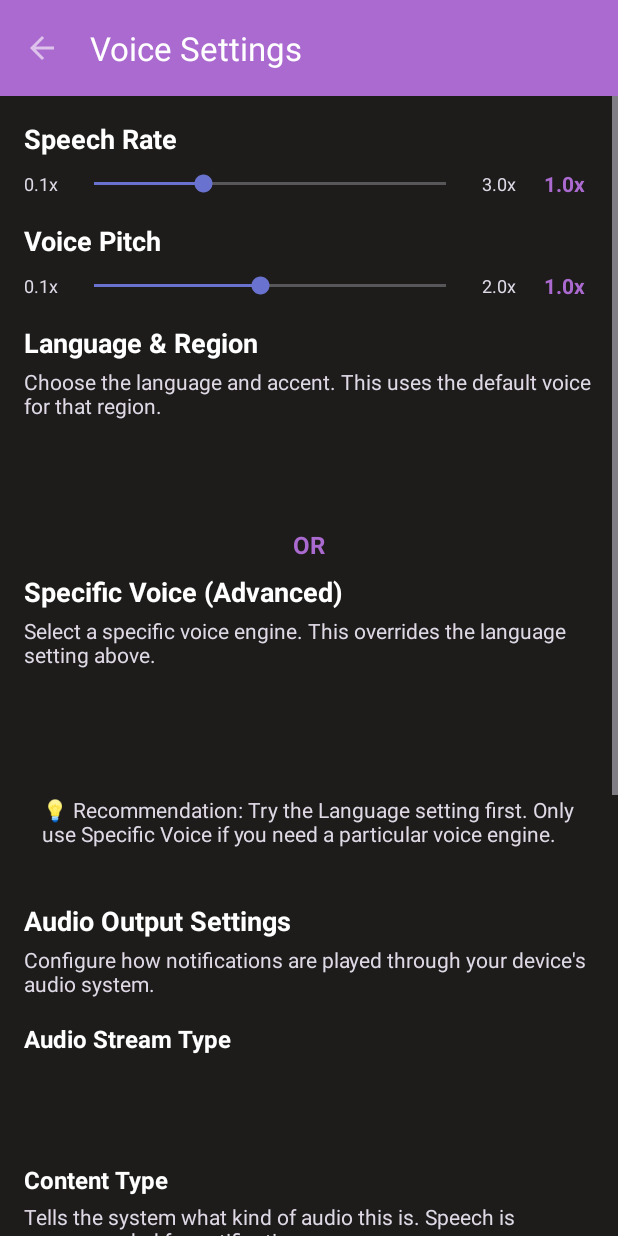
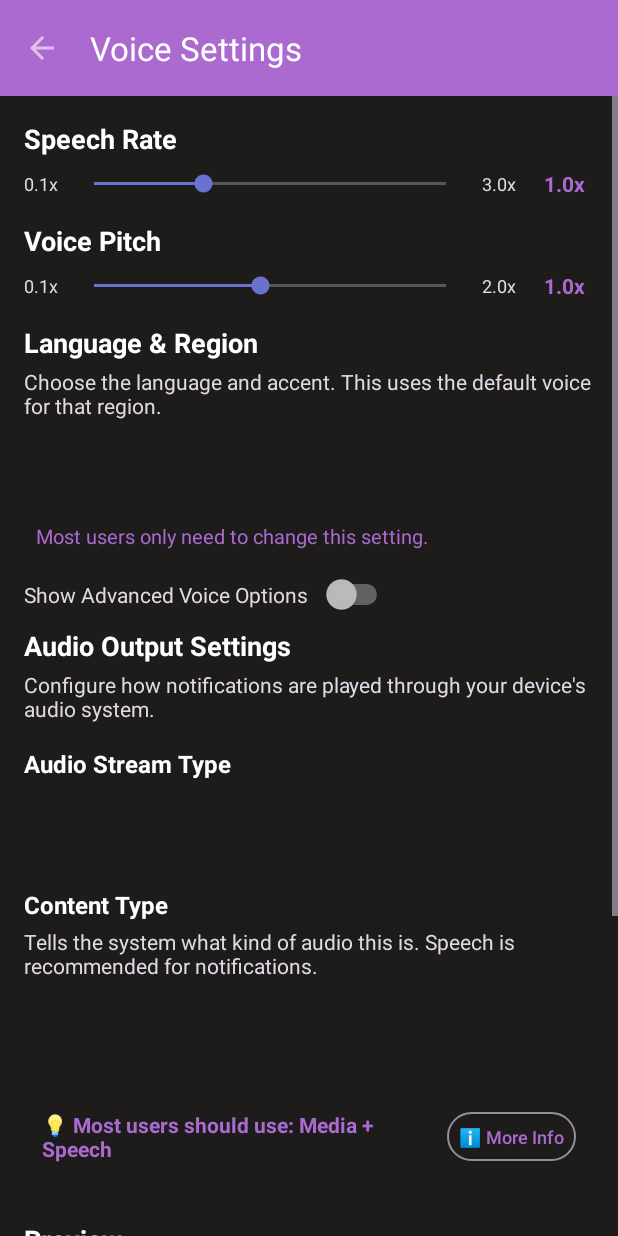
Before and after one commit to mitchib1440/SpeakThat, an Android app: the VoiceSettingsActivity screen opened directly, with no data from a screen before it, on a phone screen of 412 x 824 dp. Run offline under Robolectric (Android 15) with nearby library versions, the phone set to English and light mode, and no system bars.

Commit message:
Streamlined voice settings
Advanced options are now hidden behind a dialog to ensure users know what they are getting in for. + New easter egg lines added.

```diff
--- /dev/null
+++ b/app/src/main/res/drawable-night/bg_advanced_voice_section.xml
@@ -0,0 +1,4 @@
+<shape xmlns:android="http://schemas.android.com/apk/res/android" android:shape="rectangle">
+    <solid android:color="@color/black_300" />
+    <corners android:radius="16dp" />
+</shape>
--- /dev/null
+++ b/app/src/main/res/drawable/bg_advanced_voice_section.xml
@@ -0,0 +1,4 @@
+<shape xmlns:android="http://schemas.android.com/apk/res/android" android:shape="rectangle">
+    <solid android:color="@color/white_300" />
+    <corners android:radius="16dp" />
+</shape>
--- a/app/src/main/res/layout/activity_voice_settings.xml
+++ b/app/src/main/res/layout/activity_voice_settings.xml
@@ -169,12 +169,68 @@
             <TextView
                 android:layout_width="match_parent"
                 android:layout_height="wrap_content"
-                android:text="OR"
-                android:textSize="16sp"
+                android:text="Most users only need to change this setting."
+                android:textSize="13sp"
+                android:textColor="@color/purple_200"
+                android:layout_marginBottom="8dp"
+                android:layout_marginTop="-4dp"
+                android:background="?android:attr/selectableItemBackground"
+                android:padding="8dp" />
+
+            <!-- Advanced Options Toggle -->
+            <LinearLayout
+                android:layout_width="match_parent"
+                android:layout_height="wrap_content"
+                android:orientation="horizontal"
+                android:gravity="center_vertical"
+                android:layout_marginBottom="8dp">
+                <TextView
+                    android:layout_width="wrap_content"
+                    android:layout_height="wrap_content"
+                    android:text="Show Advanced Voice Options"
+                    android:textSize="14sp"
+                    android:textColor="@color/text_secondary"
+                    android:layout_marginEnd="8dp" />
+                <Switch
+                    android:id="@+id/switchAdvancedVoice"
+                    android:layout_width="wrap_content"
+                    android:layout_height="wrap_content"
+                    android:checked="false" />
+            </LinearLayout>
+
+            <!-- Advanced Voice Picker Section (initially hidden) -->
+            <LinearLayout
+                android:id="@+id/layoutAdvancedVoiceSection"
+                android:layout_width="match_parent"
+                android:layout_height="wrap_content"
+                android:orientation="vertical"
+                android:background="@drawable/bg_advanced_voice_section"
+                android:padding="16dp"
+                android:layout_marginBottom="16dp"
+                android:layout_marginTop="8dp"
+                android:visibility="gone">
+
+                <!-- Advanced Label and Divider -->
+                <LinearLayout
+                    android:layout_width="match_parent"
+                    android:layout_height="wrap_content"
+                    android:orientation="horizontal"
+                    android:gravity="center_vertical"
+                    android:layout_marginBottom="8dp">
+                    <TextView
+                        android:layout_width="wrap_content"
+                        android:layout_height="wrap_content"
+                        android:text="⚙️ Advanced"
                         android:textStyle="bold"
                         android:textColor="@color/purple_200"
-                android:gravity="center"
-                android:layout_marginVertical="8dp" />
+                        android:textSize="16sp"
+                        android:layout_marginEnd="8dp" />
+                    <View
+                        android:layout_width="0dp"
+                        android:layout_height="1dp"
+                        android:layout_weight="1"
+                        android:background="@color/purple_200" />
+                </LinearLayout>
 
                 <!-- Voice Section -->
                 <TextView
@@ -189,7 +245,7 @@
                 <TextView
                     android:layout_width="match_parent"
                     android:layout_height="wrap_content"
-                android:text="Select a specific voice engine. This overrides the language setting above."
+                    android:text="Select a specific voice engine. This overrides the language setting above. ⚠️ For advanced users only."
                     android:textSize="14sp"
                     android:textColor="@color/text_secondary"
                     android:layout_marginBottom="8dp" />
@@ -206,12 +262,23 @@
                 <TextView
                     android:layout_width="match_parent"
                     android:layout_height="wrap_content"
-                android:text="💡 Recommendation: Try the Language setting first. Only use Specific Voice if you need a particular voice engine."
+                    android:text="💡 Recommendation: Try the Language setting first. Only use Specific Voice if you need a particular voice engine.\n\nYou can always reset your settings below if you run into trouble!"
                     android:textSize="14sp"
                     android:textColor="@color/text_secondary"
                     android:background="?android:attr/selectableItemBackground"
                     android:padding="12dp"
                     android:layout_marginBottom="24dp" />
+
+                <TextView
+                    android:layout_width="match_parent"
+                    android:layout_height="wrap_content"
+                    android:text="You can always reset your settings below if you run into trouble!"
+                    android:textSize="13sp"
+                    android:textColor="@color/purple_200"
+                    android:layout_marginBottom="8dp"
+                    android:background="?android:attr/selectableItemBackground"
+                    android:padding="8dp" />
+            </LinearLayout>
 
             <!-- Audio Channel Configuration -->
             <TextView
```
Also changed, not shown: app/src/main/assets/logo_easter_eggs.txt (+17 -6 lines), app/src/main/java/com/micoyc/speakthat/VoiceSettingsActivity.java (+68 -31 lines). Lines whose indentation alone changed are shown as unchanged.
